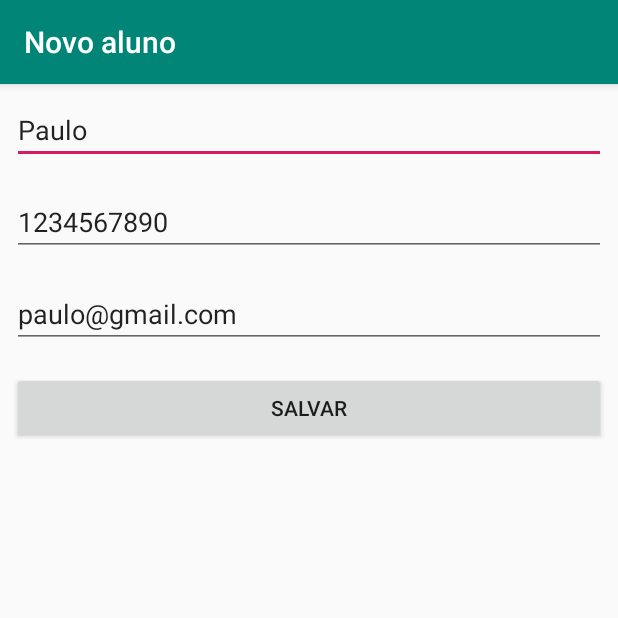
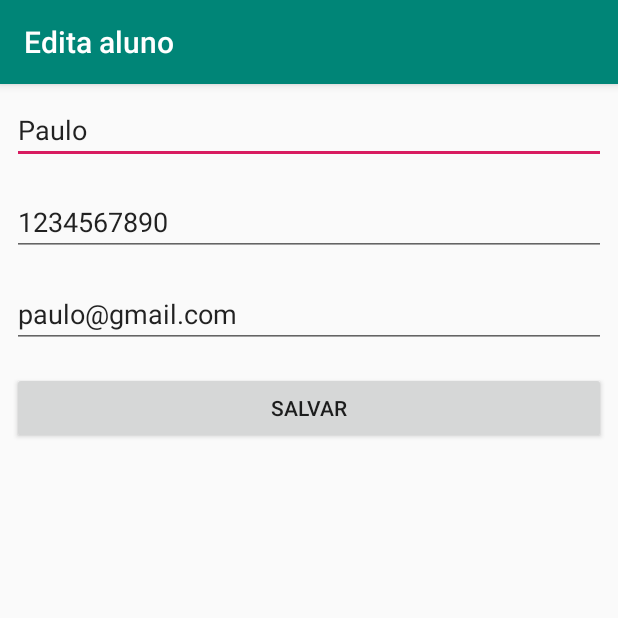
Before and after one commit to Bendazzoli/CursoAndroid, an Android app: the screen it shows after launch (FormularioAlunoActivity), after a tap on "Paulo", on a phone screen of 412 x 824 dp, the top half of it. Run offline under Robolectric (Android 15) with nearby library versions, the phone set to English and light mode, and no system bars.

Commit message:
Refatorando codigo

```diff
--- /dev/null
+++ b/AgendaDeAlunos/app/src/main/java/com/benda/agendadealunos/ui/activity/ConstantesActivities.java
@@ -0,0 +1,6 @@
+package com.benda.agendadealunos.ui.activity;
+
+public interface ConstantesActivities {
+
+    public static final String CHAVE_ALUNO = "Aluno";
+}
--- a/AgendaDeAlunos/app/src/main/java/com/benda/agendadealunos/ui/activity/FormularioAlunoActivity.java
+++ b/AgendaDeAlunos/app/src/main/java/com/benda/agendadealunos/ui/activity/FormularioAlunoActivity.java
@@ -12,32 +12,43 @@ import com.benda.agendadealunos.R;
 import com.benda.agendadealunos.dao.AlunoDAO;
 import com.benda.agendadealunos.model.Aluno;
 
+import static com.benda.agendadealunos.ui.activity.ConstantesActivities.CHAVE_ALUNO;
+
 public class FormularioAlunoActivity extends AppCompatActivity {
 
     private EditText campoNome;
     private EditText campoTelefone;
     private EditText campoEmail;
     private AlunoDAO dao = new AlunoDAO();
-    private static final String TITULO_APPBAR = "Novo aluno";
+    private static final String TITULO_APPBAR_NOVO_ALUNO = "Novo aluno";
+    private static final String TITULO_APPBAR_EDITA_ALUNO = "Edita aluno";
     private Aluno aluno;
 
     @Override
     protected void onCreate(Bundle savedInstanceState) {
         super.onCreate(savedInstanceState);
         setContentView(R.layout.activity_formulario_aluno);
-        setTitle(TITULO_APPBAR);
         inicializacaoCampos();
         configuraBotaoSalvar();
+        carregarAluno();
+    }
 
+    private void carregarAluno() {
         Intent dados = getIntent();
-        if(dados.hasExtra("Aluno")){
-            aluno = (Aluno) dados.getSerializableExtra("Aluno");
+        if(dados.hasExtra(CHAVE_ALUNO)){
+            setTitle(TITULO_APPBAR_EDITA_ALUNO);
+            aluno = (Aluno) dados.getSerializableExtra(CHAVE_ALUNO);
+            preencherCampos();
+        } else {
+            setTitle(TITULO_APPBAR_NOVO_ALUNO);
+            aluno = new Aluno();
+        }
+    }
+
+    private void preencherCampos() {
         campoNome.setText(aluno.getNome());
         campoTelefone.setText(aluno.getTelefone());
         campoEmail.setText(aluno.getEmail());
-        } else {
-            aluno = new Aluno();
-        }
     }
 
     private void configuraBotaoSalvar() {
@@ -45,7 +56,12 @@ public class FormularioAlunoActivity extends AppCompatActivity {
         botaoSalvar.setOnClickListener(new View.OnClickListener() {
             @Override
             public void onClick(View view) {
+                finalizarFormulario();
+            }
+        });
+    }
 
+    private void finalizarFormulario() {
         preencherAluno();
 
         if(aluno.temIdValido()){
@@ -54,8 +70,6 @@ public class FormularioAlunoActivity extends AppCompatActivity {
             dao.salvar(aluno);
         }
         finish();
-            }
-        });
     }
 
     private void inicializacaoCampos() {
--- a/AgendaDeAlunos/app/src/main/java/com/benda/agendadealunos/ui/activity/ListaAlunosActivity.java
+++ b/AgendaDeAlunos/app/src/main/java/com/benda/agendadealunos/ui/activity/ListaAlunosActivity.java
@@ -2,12 +2,10 @@ package com.benda.agendadealunos.ui.activity;
 
 import android.content.Intent;
 import android.os.Bundle;
-import android.util.Log;
 import android.view.View;
 import android.widget.AdapterView;
 import android.widget.ArrayAdapter;
 import android.widget.ListView;
-import android.widget.Toast;
 
 import androidx.annotation.Nullable;
 import androidx.appcompat.app.AppCompatActivity;
@@ -19,7 +17,9 @@ import com.google.android.material.floatingactionbutton.FloatingActionButton;
 
 import java.util.List;
 
-public class ListaAlunosActivity extends AppCompatActivity {
+import static com.benda.agendadealunos.ui.activity.ConstantesActivities.CHAVE_ALUNO;
+
+public class ListaAlunosActivity extends AppCompatActivity{
 
     private AlunoDAO dao = new AlunoDAO();
     private static final String TITULO_APPBAR = "Lista de Alunos";
@@ -44,12 +44,12 @@ public class ListaAlunosActivity extends AppCompatActivity {
         botaoNovoAluno.setOnClickListener(new View.OnClickListener() {
             @Override
             public void onClick(View view) {
-                abrirFormularioAlunoActivity();
+                abrirFormularioInsereAluno();
             }
         });
     }
 
-    private void abrirFormularioAlunoActivity() {
+    private void abrirFormularioInsereAluno() {
         startActivity(new Intent(ListaAlunosActivity.this, FormularioAlunoActivity.class));
     }
 
@@ -62,16 +62,26 @@ public class ListaAlunosActivity extends AppCompatActivity {
     private void configurarListaDeAlunos() {
         ListView listaAlunos = findViewById(R.id.activity_lista_alunos_listview);
         final List<Aluno> alunos = dao.getTodosAlunos();
-        listaAlunos.setAdapter(new ArrayAdapter<Aluno>(this, android.R.layout.simple_list_item_1, alunos));
+        configurarAdapter(listaAlunos, alunos);
+        configurarListenerPorClickItem(listaAlunos);
+    }
 
+    private void configurarListenerPorClickItem(ListView listaAlunos) {
         listaAlunos.setOnItemClickListener(new AdapterView.OnItemClickListener() {
             @Override
             public void onItemClick(AdapterView<?> adapterView, View view, int posicao, long id) {
-                Aluno alunoEscolhido = alunos.get(posicao);
-                Intent vaiParaFormularioActivity = new Intent(ListaAlunosActivity.this, FormularioAlunoActivity.class);
-                vaiParaFormularioActivity.putExtra("Aluno", alunoEscolhido);
-                startActivity(vaiParaFormularioActivity);
+                abrirFomularioEdicaoAluno((Aluno) adapterView.getItemAtPosition(posicao));
             }
         });
     }
+
+    private void abrirFomularioEdicaoAluno(Aluno aluno) {
+        Intent vaiParaFormularioActivity = new Intent(ListaAlunosActivity.this, FormularioAlunoActivity.class);
+        vaiParaFormularioActivity.putExtra(CHAVE_ALUNO, aluno);
+        startActivity(vaiParaFormularioActivity);
+    }
+
+    private void configurarAdapter(ListView listaAlunos, List<Aluno> alunos) {
+        listaAlunos.setAdapter(new ArrayAdapter<Aluno>(this, android.R.layout.simple_list_item_1, alunos));
+    }
 }
```
Also changed, not shown: AgendaDeAlunos/app/src/main/java/com/benda/agendadealunos/dao/AlunoDAO.java (+10 -6 lines). Lines whose indentation alone changed are shown as unchanged.
